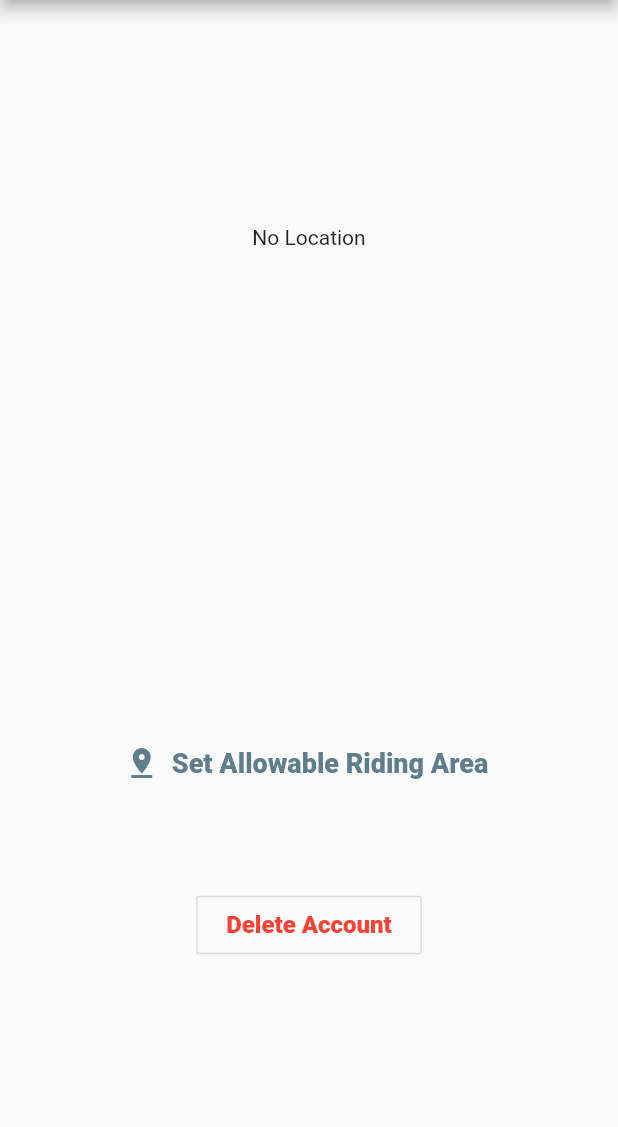
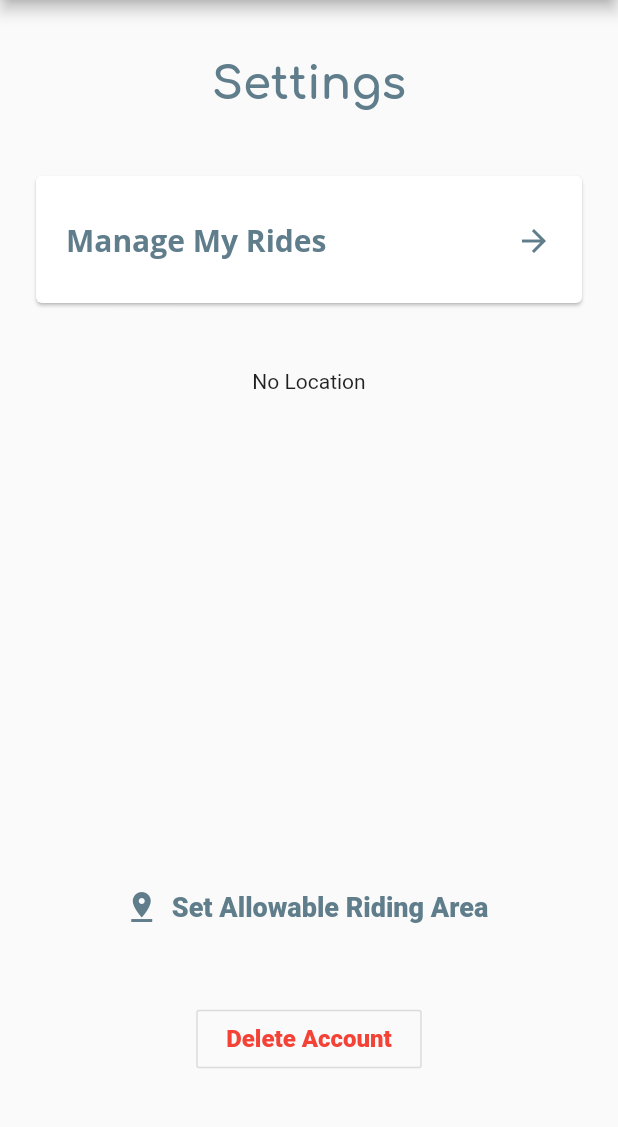
Before and after one commit to aabiro/crypto_bank_mobile, a Flutter app: the SettingsScreen screen opened by its route, on a phone screen of 412 x 824 dp, the part 84-1211 px from its top. Run offline on Flutter 3.47's test engine with Material 2 defaults, Android fonts, the phone set to English and light mode, and no system bars; our stand-ins replace camera, charts_flutter, flutter_credit_card, flutter_map, flutter_secure_storage, get_it and 5 more; accounts and stored records are empty; statements that could not run were skipped.

Commit message:
cleanup and template fixes

```diff
--- a/lib/screens/become_lender.dart
+++ b/lib/screens/become_lender.dart
@@ -78,7 +78,7 @@ class PlansScreen extends StatelessWidget {
                 centerTitle: true,
                 backgroundColor: Constants.mainColor,
                 title: new Text(
-                  'GivnGo',
+                  'Become a Lender',
                   style: TextStyle(),
                 ),
               ),
--- a/lib/screens/settings.dart
+++ b/lib/screens/settings.dart
@@ -1,6 +1,8 @@
 import 'package:flutter/material.dart';
 import 'package:flutter_app/theme/constants.dart' as Constants;
 import 'package:flutter_app/widgets/set_location.dart';
+
+import 'become_lender.dart';
 
 class SettingsScreen extends StatelessWidget {
   static const routeName = '/settings';
@@ -8,9 +10,10 @@ class SettingsScreen extends StatelessWidget {
   @override
   Widget build(BuildContext context) {
     return Scaffold(
-      body: SingleChildScrollView( //add to Scroll whole screen
+        body: SingleChildScrollView(
+      //add to Scroll whole screen
       child: Column(
-          children: <Widget> [
+        children: <Widget>[
           new AppBar(
             centerTitle: true,
             backgroundColor: Constants.mainColor,
@@ -19,65 +22,89 @@ class SettingsScreen extends StatelessWidget {
               style: TextStyle(),
             ),
           ),
-              Padding(
-                padding: EdgeInsets.all(30),
-              ),
-              // SizedBox(
-              //   width: double.infinity,
-              //   child: new CircleAvatar(
-              //     maxRadius: mediaQuery.size.height * 0.15,
-              //     backgroundColor: Color(0xff9575CD),
-              //     child: Text('AB', style: TextStyle(
-              //       color: Colors.white,
-              //       fontSize: 40,
-              //       fontWeight: FontWeight.w900)
-              //       ),
-              //   ),
-              // ),
-              SizedBox(height: 30),
-              // new Material(
-              //   elevation: 5.0,
-              //   borderRadius: BorderRadius.circular(7.0),
-              //   color: Color(0xff2196F3),
-              //   child: MaterialButton(
-              //     minWidth: mediaQuery.size.width / 3 ,
-              //     padding: EdgeInsets.fromLTRB(20.0, 15.0, 20.0, 15.0),
-              //     onPressed: () {},
-              //     child: Text("Edit Profile",
-              //       textAlign: TextAlign.center,
-              //       style: TextStyle(
-              //       // fontSize: 40,
-              //       color: Colors.white,
-              //       fontWeight: FontWeight.w900)
-              //       ),
-              //   ),
-              // ),
-              SizedBox(height: 30),
-              Padding(
-                padding: EdgeInsets.all(30),
-                child: new SetLocation()
+          SizedBox(
+            height: 20,
           ),
           Padding(
-                padding: EdgeInsets.all(30),
+            padding: EdgeInsets.all(20),
+            child: Text(
+              'Settings',
+              textAlign: TextAlign.left,
+              style: TextStyle(
+                color: Colors.blueGrey,
+                fontSize: 30,
+                fontWeight: FontWeight.w800,
+                fontFamily: 'Comfortaa',
+              ),
+            ),
+          ),
+          Padding(
+            padding: EdgeInsets.all(20),
+            child: Hero(
+              tag: "credit",
+              child: Card(
+                child: InkWell(
+                  onTap: () => Navigator.push(
+                      context,
+                      MaterialPageRoute(
+                          fullscreenDialog: true,
+                          builder: (context) => PlansScreen(),
+                          maintainState: false)),
+                  child: Container(
+                    padding: EdgeInsets.all(20),
+                    width: double.infinity,
+                    height: 85,
+                    child: Column(
+                      children: <Widget>[
+                        Row(
+                            mainAxisAlignment: MainAxisAlignment.spaceBetween,
+                            crossAxisAlignment: CrossAxisAlignment.center,
+                            children: <Widget>[
+                              Padding(
+                                  padding: EdgeInsets.fromLTRB(0, 10, 0, 0),
+                                  child: Text(
+                                    'Manage My Rides',
+                                    textAlign: TextAlign.left,
+                                    style: TextStyle(
+                                        color: Colors.blueGrey,
+                                        fontFamily: 'OpenSans',
+                                        fontWeight: FontWeight.bold,
+                                        fontSize: 20),
+                                  )),
+                              Padding(
+                                padding: EdgeInsets.fromLTRB(0, 10, 0, 0),
+                                child: Icon(Icons.arrow_forward,
+                                    color: Colors.blueGrey),
+                              )
+                            ]),
+                      ],
+                    ),
+                  ),
+                ),
+              ),
+            ),
+          ),
+          Padding(padding: EdgeInsets.all(20), child: new SetLocation()),
+          Padding(
+            padding: EdgeInsets.all(20),
             child: OutlineButton(
               // minWidth: MediaQuery.of(context).size.width,
               padding: EdgeInsets.fromLTRB(20.0, 10.0, 20.0, 10.0),
               onPressed: () {
                 // Navigator.pushNamed(context, '/delete');
               },
-                  child: Text("Delete Account",
+              child: Text(
+                "Delete Account",
                 textAlign: TextAlign.center,
                 style: TextStyle(
                     color: Colors.red,
                     fontWeight: FontWeight.w800,
-                    fontSize: 16
-                    ),
+                    fontSize: 16),
               ),
             ),
           ),
         ],
       ),
-      )
-    );
+    ));
   }
 }
--- a/lib/screens/stats.dart
+++ b/lib/screens/stats.dart
@@ -69,6 +69,7 @@ class StatsScreen extends StatelessWidget {
             padding: EdgeInsets.fromLTRB(20, 40, 20, 20),
             child: Text(
               'Health Metrics',
+              textAlign: TextAlign.left,
               style: TextStyle(
                 color: Colors.blueGrey,
                 fontSize: 30,
@@ -183,6 +184,7 @@ class StatsScreen extends StatelessWidget {
             padding: EdgeInsets.all(20),
             child: Text(
               'Financal Charts',
+              textAlign: TextAlign.left,
               style: TextStyle(
                 color: Colors.blueGrey,
                 fontSize: 30,
--- a/lib/screens/wallet.dart
+++ b/lib/screens/wallet.dart
@@ -61,7 +61,7 @@ class WalletScreen extends StatelessWidget {
                 centerTitle: true,
                 backgroundColor: Constants.mainColor,
                 title: new Text(
-                  'GivnGo',
+                  'Wallet',
                   style: TextStyle(),
                 ),
               ),
```
Also changed, not shown: lib/screens/journey.dart (+31 -3 lines). Lines whose indentation alone changed are shown as unchanged.
